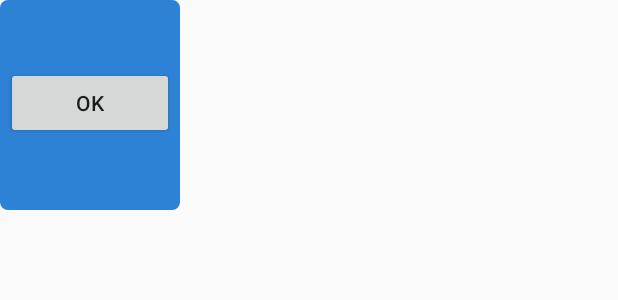
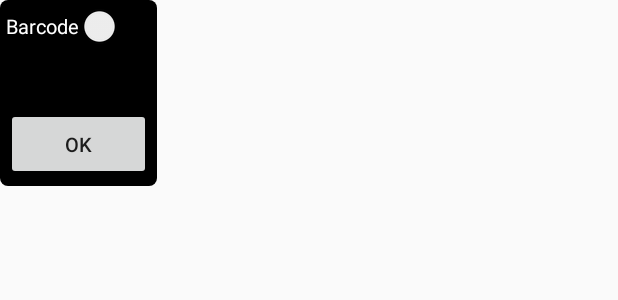
Before and after one commit to daniel-caracoza/library, an Android app: the layout boxlayout.xml on its own in the app's theme, with its tools: preview values and no code run, on a phone screen of 412 x 824 dp. Shown: the top 300 px of the screen. Run offline under Robolectric (Android 15) with nearby library versions, the phone set to English and light mode, and no system bars.

Commit message:
Barcode swtich and dialog box switch fixed

```diff
--- a/app/build.gradle
+++ b/app/build.gradle
@@ -64,6 +64,7 @@ dependencies {
     implementation "androidx.navigation:navigation-fragment-ktx:$nav_version"
     implementation "androidx.navigation:navigation-ui-ktx:$nav_version"
     def camerax_version = '1.0.0-alpha06'
+    implementation 'com.google.firebase:firebase-ml-vision-barcode-model:16.1.1'
     implementation "androidx.camera:camera-core:${camerax_version}"
     implementation "androidx.camera:camera-camera2:${camerax_version}"
     apply plugin: "androidx.navigation.safeargs.kotlin"
--- a/app/src/main/res/drawable/rounded_bg.xml
+++ b/app/src/main/res/drawable/rounded_bg.xml
@@ -1,5 +1,5 @@
 <?xml version="1.0" encoding="utf-8"?>
 <shape xmlns:android="http://schemas.android.com/apk/res/android">
-    <solid android:color="#E61976d2"/>
+    <solid android:color="#000000"/>
     <corners android:radius="5dp"/>
 </shape>
--- a/app/src/main/res/layout/boxlayout.xml
+++ b/app/src/main/res/layout/boxlayout.xml
@@ -1,22 +1,31 @@
 <LinearLayout xmlns:android="http://schemas.android.com/apk/res/android"
     android:id="@+id/testview"
-    android:layout_width="120dp"
-    android:layout_height="140dp"
+    android:layout_width="wrap_content"
+    android:layout_height="wrap_content"
     android:background="@drawable/rounded_bg"
     android:clipChildren="false"
     android:clipToPadding="false"
     android:orientation="vertical"
     android:padding="4dp">
 
+    <Switch
+        android:id="@+id/bcode_switch"
+        android:textColor="@android:color/white"
+        android:textSize="6pt"
+        android:layout_width="match_parent"
+        android:layout_height="wrap_content"
+        android:text="Barcode" />
+
     <TextView
         android:id="@+id/topText"
+        android:textColor="@android:color/white"
         android:layout_width="match_parent"
         android:layout_height="wrap_content"
         android:textAlignment="center" />
 
-
     <TextView
         android:id="@+id/bottomText"
+        android:textColor="@android:color/white"
         android:layout_width="match_parent"
         android:layout_height="wrap_content"
         android:paddingTop="2dp"
@@ -26,7 +35,8 @@
         android:id="@+id/OKbutton"
         android:layout_width="match_parent"
         android:layout_height="wrap_content"
-        android:text="OK" />
+        android:text="OK"
+        android:textSize="6pt"/>
 
 
 </LinearLayout>
```
Also changed, not shown: app/src/main/java/com/example/library/home/ARView.kt (+42 -9 lines), app/src/main/java/com/example/library/home/DialogBox.kt (+16 -5 lines), app/src/main/res/layout/dialog_box.xml (+8 -0 lines).
